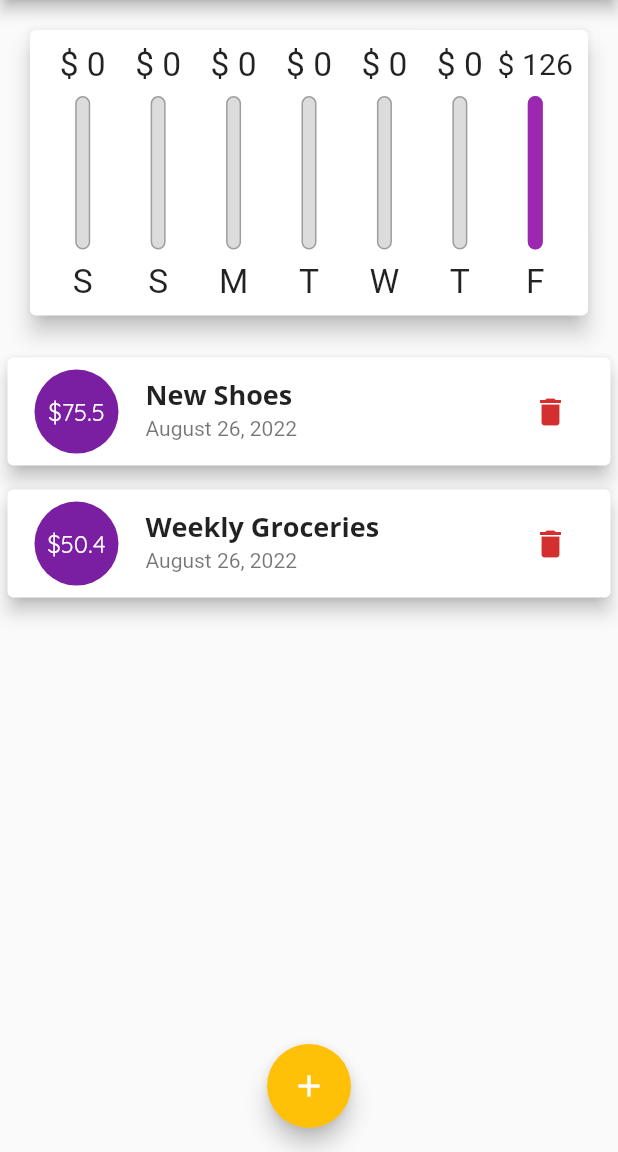
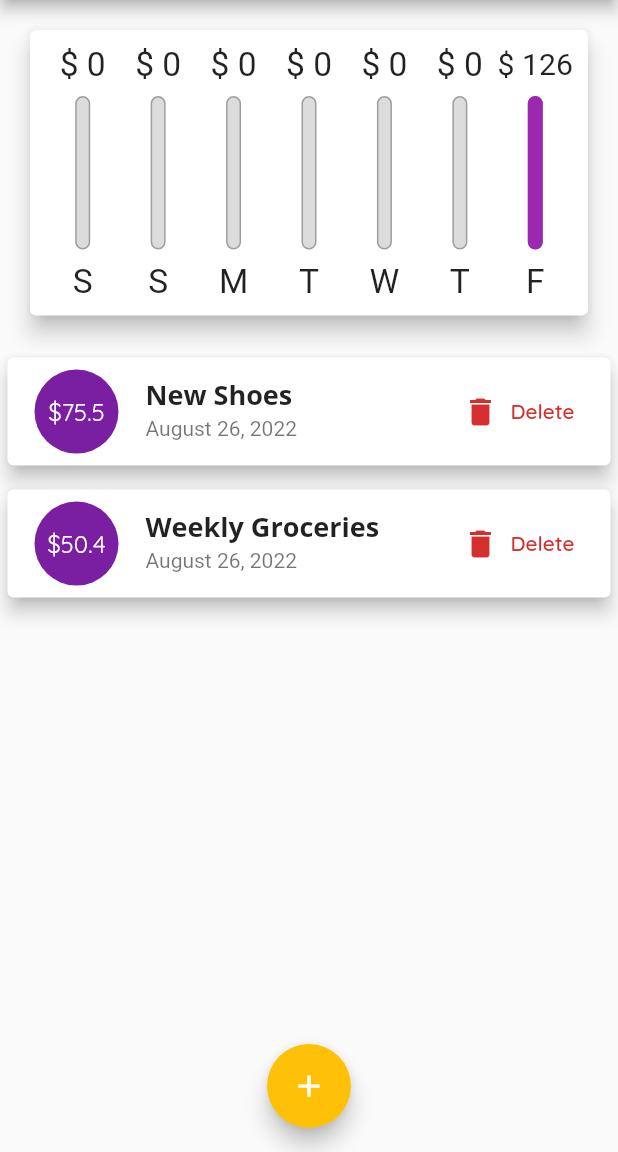
Before and after one commit to taufanbasri/flutter_expense_app, a Flutter app: the screen it shows after launch, on a phone screen of 412 x 824 dp, the part 84-1236 px from its top. Run offline on Flutter 3.47's test engine with Material 2 defaults, Android fonts, the phone set to English and light mode, and no system bars.

Commit message:
Device Size in Conditions

```diff
--- a/lib/main.dart
+++ b/lib/main.dart
@@ -113,8 +113,8 @@ class _MyHomePageState extends State<MyHomePage> {
 
   @override
   Widget build(BuildContext context) {
-    final isLandscape =
-        MediaQuery.of(context).orientation == Orientation.landscape;
+    final mediaQuery = MediaQuery.of(context);
+    final isLandscape = mediaQuery.orientation == Orientation.landscape;
 
     final appBar = AppBar(
       title: const Text("Expense App"),
@@ -127,9 +127,9 @@ class _MyHomePageState extends State<MyHomePage> {
     );
 
     final transactionListWidget = Container(
-      height: (MediaQuery.of(context).size.height -
+      height: (mediaQuery.size.height -
               appBar.preferredSize.height -
-              MediaQuery.of(context).padding.top) *
+              mediaQuery.padding.top) *
           0.7,
       child: TransactionList(_userTransactions, _deleteTransaction),
     );
@@ -157,9 +157,9 @@ class _MyHomePageState extends State<MyHomePage> {
               ),
             if (!isLandscape)
               Container(
-                height: (MediaQuery.of(context).size.height -
+                height: (mediaQuery.size.height -
                         appBar.preferredSize.height -
-                        MediaQuery.of(context).padding.top) *
+                        mediaQuery.padding.top) *
                     0.3,
                 child: Chart(_recenTransactions),
               ),
@@ -167,9 +167,9 @@ class _MyHomePageState extends State<MyHomePage> {
             if (isLandscape)
               _showChart
                   ? Container(
-                      height: (MediaQuery.of(context).size.height -
+                      height: (mediaQuery.size.height -
                               appBar.preferredSize.height -
-                              MediaQuery.of(context).padding.top) *
+                              mediaQuery.padding.top) *
                           0.7,
                       child: Chart(_recenTransactions),
                     )
--- a/lib/widgets/transaction_list.dart
+++ b/lib/widgets/transaction_list.dart
@@ -55,11 +55,21 @@ class TransactionList extends StatelessWidget {
                   subtitle: Text(
                     DateFormat.yMMMMd().format(transactions[index].date),
                   ),
-                  trailing: IconButton(
-                    onPressed: () => deleteTransaction(transactions[index].id),
-                    icon: const Icon(Icons.delete),
-                    color: Theme.of(context).errorColor,
-                  ),
+                  trailing: MediaQuery.of(context).size.width > 360
+                      ? TextButton.icon(
+                          onPressed: () =>
+                              deleteTransaction(transactions[index].id),
+                          icon: const Icon(Icons.delete),
+                          label: const Text("Delete"),
+                          style: TextButton.styleFrom(
+                              primary: Theme.of(context).errorColor),
+                        )
+                      : IconButton(
+                          onPressed: () =>
+                              deleteTransaction(transactions[index].id),
+                          icon: const Icon(Icons.delete),
+                          color: Theme.of(context).errorColor,
+                        ),
                 ),
               );
             },
```
Also changed, not shown: lib/widgets/new_transaction.dart (+9 -2 lines).
